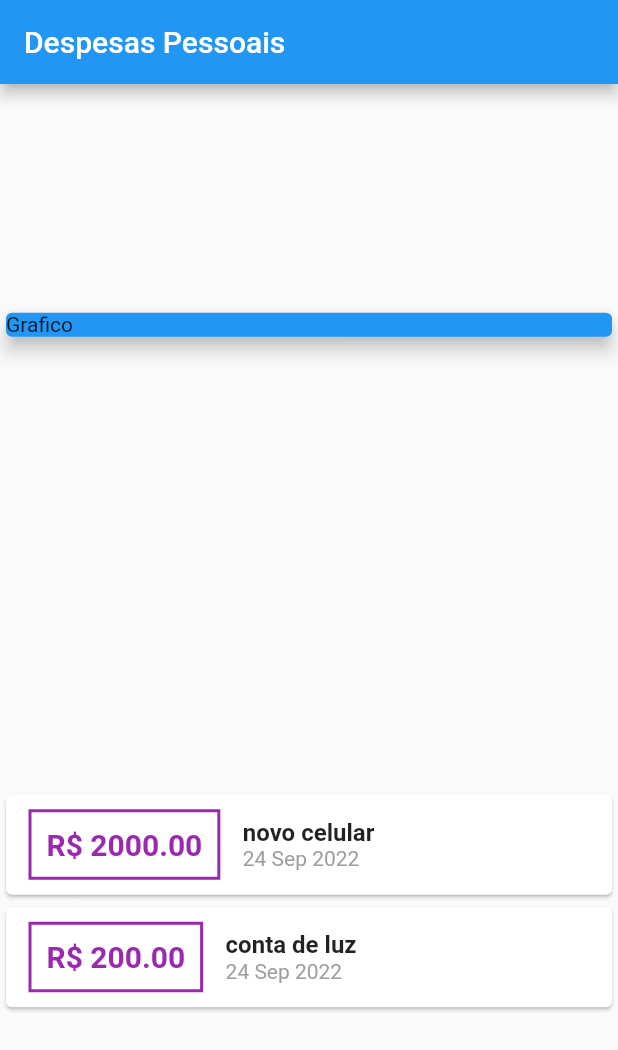
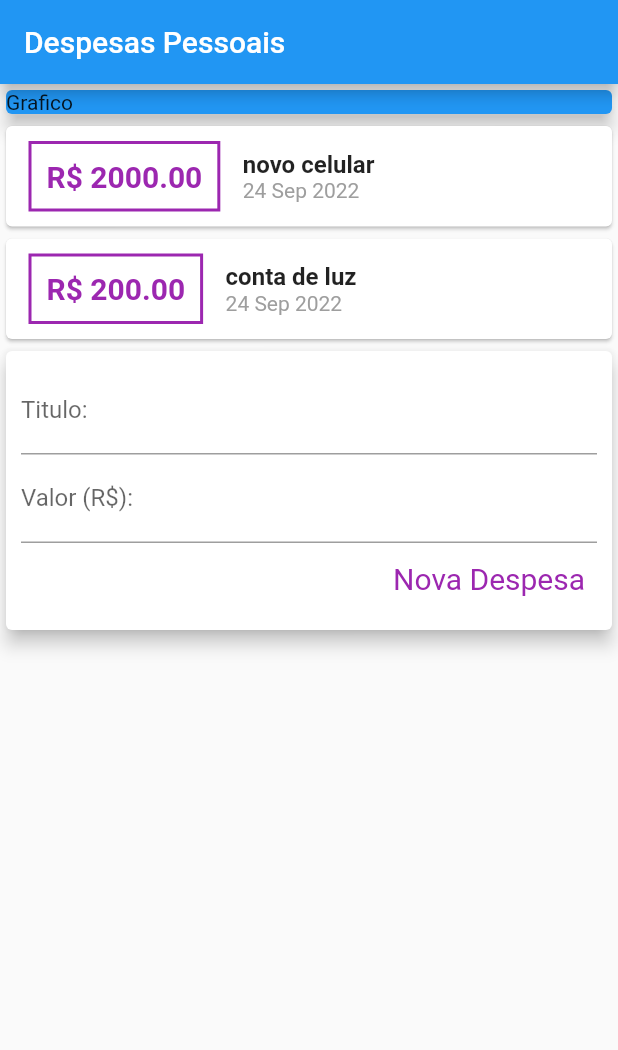
Before and after one commit to LuizFernandesOliveira/flutter-app-personal-expenses, a Flutter app: the screen it shows after launch, on a phone screen of 412 x 824 dp. Shown: the top 1050 px of the screen. Run offline on Flutter 3.47's test engine with Material 2 defaults, Android fonts, the phone set to English and light mode, and no system bars.

Commit message:
feat: add new expense

```diff
--- /dev/null
+++ b/lib/components/expense_form.dart
@@ -0,0 +1,56 @@
+import 'package:flutter/material.dart';
+
+class ExpenseForm extends StatelessWidget {
+  final titleController = TextEditingController();
+  final valueController = TextEditingController();
+
+  final void Function(String, double) onSubmit;
+
+  ExpenseForm({required this.onSubmit});
+
+  @override
+  Widget build(BuildContext context) {
+    return Card(
+      elevation: 5,
+      child: Padding(
+        padding: const EdgeInsets.all(10),
+        child: Column(
+          children: [
+            TextField(
+              controller: titleController,
+              decoration: InputDecoration(
+                  labelText: 'Titulo:'
+              ),
+            ),
+            TextField(
+              controller: valueController,
+              decoration: InputDecoration(
+                  labelText: 'Valor (R\$):'
+              ),
+            ),
+            Row(
+              mainAxisAlignment: MainAxisAlignment.end,
+              children: [
+                TextButton(
+                  onPressed: () {
+                    final title = titleController.text;
+                    final value = double.tryParse(valueController.text) ?? 0.0;
+
+                    onSubmit(title, value);
+                  },
+                  child: Text('Nova Despesa'),
+                  style: TextButton.styleFrom(
+                    textStyle: const TextStyle(
+                      fontSize: 20,
+                    ),
+                    foregroundColor: Colors.purple,
+                  ),
+                ),
+              ],
+            ),
+          ],
+        ),
+      ),
+    );
+  }
+}
--- /dev/null
+++ b/lib/components/expense_list.dart
@@ -0,0 +1,60 @@
+import 'package:flutter/material.dart';
+import '../models/expense.dart';
+import 'package:intl/intl.dart';
+
+class ExpenseList extends StatelessWidget {
+  final List<Expense> expenses;
+
+  ExpenseList({required this.expenses});
+
+  @override
+  Widget build(BuildContext context) {
+    return Column(
+        children: expenses.map((e) => Card(
+          child: Row(
+            children: [
+              Container(
+                margin: const EdgeInsets.symmetric(
+                  horizontal: 15,
+                  vertical: 10,
+                ),
+                decoration: BoxDecoration(
+                  border: Border.all(
+                      color: Colors.purple,
+                      width: 2
+                  ),
+                ),
+                padding: const EdgeInsets.all(10),
+                child: Text(
+                  'R\$ ${e.value.toStringAsFixed(2)}',
+                  style: const TextStyle(
+                    fontWeight: FontWeight.bold,
+                    fontSize: 20,
+                    color: Colors.purple,
+                  ),
+                ),
+              ),
+              Column(
+                crossAxisAlignment: CrossAxisAlignment.start,
+                children: [
+                  Text(
+                    e.title,
+                    style: const TextStyle(
+                      fontSize: 16,
+                      fontWeight: FontWeight.bold,
+                    ),
+                  ),
+                  Text(
+                    DateFormat('d MMM y').format(e.date),
+                    style: const TextStyle(
+                      color: Colors.grey,
+                    ),
+                  )
+                ],
+              )
+            ],
+          ),
+        )).toList()
+    );
+  }
+}
--- /dev/null
+++ b/lib/components/expense_user.dart
@@ -0,0 +1,42 @@
+import 'dart:math';
+
+import 'package:app_personal_expenses/components/expense_form.dart';
+import 'package:app_personal_expenses/components/expense_list.dart';
+import 'package:flutter/material.dart';
+import '../models/expense.dart';
+
+
+class ExpenseUser extends StatefulWidget {
+
+  @override
+  State<ExpenseUser> createState() => _ExpenseUserState();
+}
+
+class _ExpenseUserState extends State<ExpenseUser> {
+  final _expenses = [
+    Expense(id: 'e1', title: 'novo celular', value: 2000, date: DateTime.now()),
+    Expense(id: 'e2', title: 'conta de luz', value: 200, date: DateTime.now()),
+  ];
+
+  _addExpense(String title, double value) {
+    final newExpense = Expense(
+        id: Random().nextDouble().toString(),
+        title: title,
+        value: value,
+        date: DateTime.now()
+    );
+    setState(() {
+      _expenses.add(newExpense);
+    });
+  }
+
+  @override
+  Widget build(BuildContext context) {
+    return Column(
+      children: [
+        ExpenseList(expenses: _expenses),
+        ExpenseForm(onSubmit: _addExpense),
+      ],
+    );
+  }
+}
--- a/lib/main.dart
+++ b/lib/main.dart
@@ -1,6 +1,5 @@
-import 'package:app_personal_expenses/models/expense.dart';
+import 'package:app_personal_expenses/components/expense_user.dart';
 import 'package:flutter/material.dart';
-import 'package:intl/intl.dart';
 
 void main() => runApp(PersonalExpensesApp());
 
@@ -15,10 +14,6 @@ class PersonalExpensesApp extends StatelessWidget {
 }
 
 class HomePage extends StatelessWidget {
-  final _expenses = [
-    Expense(id: 'e1', title: 'novo celular', value: 2000, date: DateTime.now()),
-    Expense(id: 'e2', title: 'conta de luz', value: 200, date: DateTime.now()),
-  ];
 
   @override
   Widget build(BuildContext context) {
@@ -27,7 +22,6 @@ class HomePage extends StatelessWidget {
         title: Text('Despesas Pessoais'),
       ),
       body: Column(
-        mainAxisAlignment: MainAxisAlignment.spaceAround,
         crossAxisAlignment: CrossAxisAlignment.stretch,
         children: <Widget>[
           Container(
@@ -37,53 +31,7 @@ class HomePage extends StatelessWidget {
               elevation: 5,
             ),
           ),
-          Column(
-            children: _expenses.map((e) => Card(
-              child: Row(
-                children: [
-                  Container(
-                    margin: const EdgeInsets.symmetric(
-                      horizontal: 15,
-                      vertical: 10,
-                    ),
-                    decoration: BoxDecoration(
-                      border: Border.all(
-                        color: Colors.purple,
-                        width: 2
-                      ),
-                    ),
-                    padding: const EdgeInsets.all(10),
-                    child: Text(
-                      'R\$ ${e.value.toStringAsFixed(2)}',
-                      style: const TextStyle(
-                        fontWeight: FontWeight.bold,
-                        fontSize: 20,
-                        color: Colors.purple,
-                      ),
-                    ),
-                  ),
-                  Column(
-                    crossAxisAlignment: CrossAxisAlignment.start,
-                    children: [
-                      Text(
-                        e.title,
-                        style: const TextStyle(
-                          fontSize: 16,
-                          fontWeight: FontWeight.bold,
-                        ),
-                      ),
-                      Text(
-                        DateFormat('d MMM y').format(e.date),
-                        style: const TextStyle(
-                          color: Colors.grey,
-                        ),
-                      )
-                    ],
-                  )
-                ],
-              ),
-            )).toList()
-          )
+          ExpenseUser(),
         ],
       ),
     );
```
